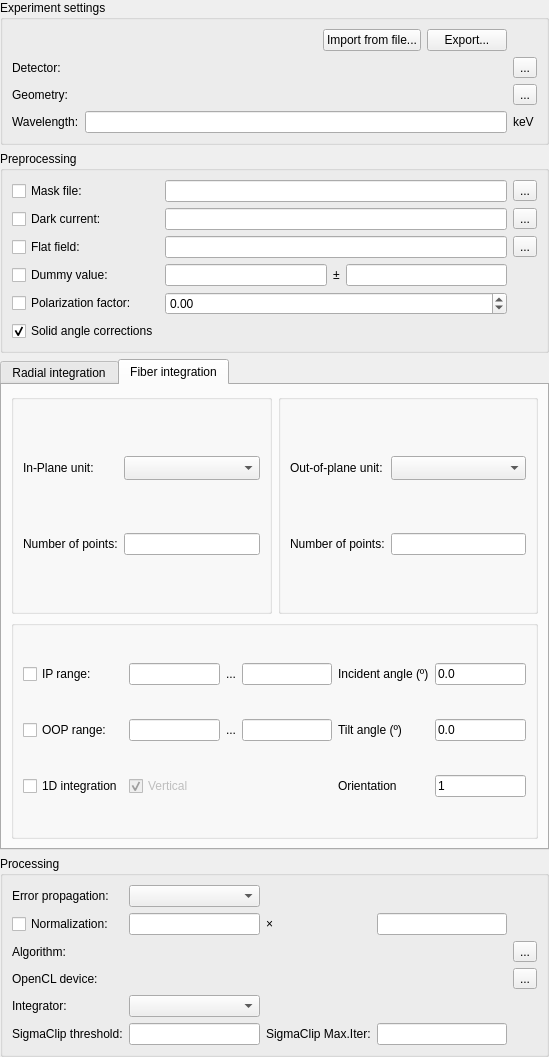
Above: src/pyFAI/resources/gui/worker-configurator.ui from silx-kit/pyFAI before the change. Below: the same form after it.
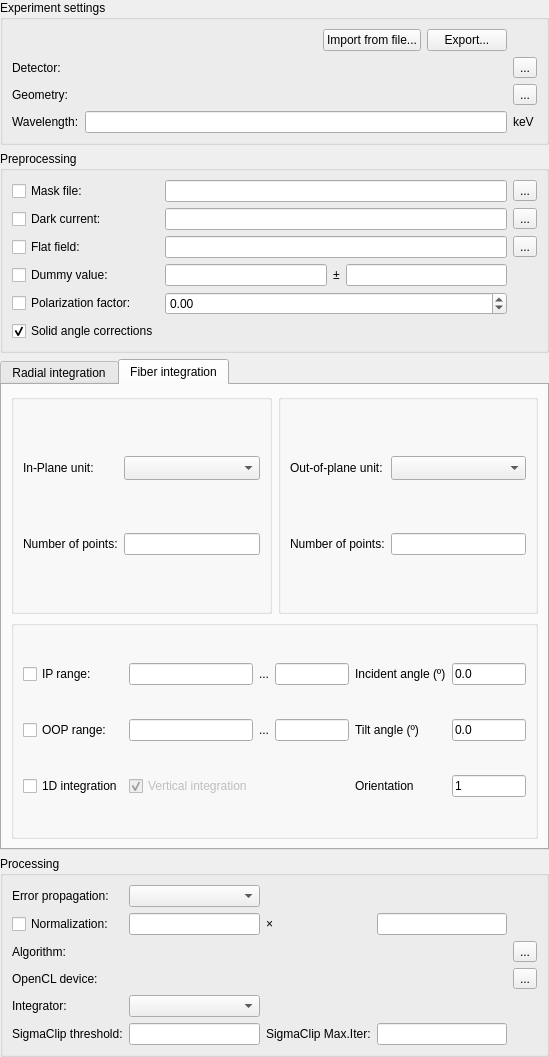
That is the form after the change. Custom widgets are drawn as their Qt base class.

Commit message: vertical integration label

```diff
--- a/src/pyFAI/resources/gui/worker-configurator.ui
+++ b/src/pyFAI/resources/gui/worker-configurator.ui
@@ -625,7 +625,7 @@
                   <bool>false</bool>
                  </property>
                  <property name="text">
-                  <string>Vertical</string>
+                  <string>Vertical integration</string>
                  </property>
                  <property name="checkable">
                   <bool>true</bool>
```
